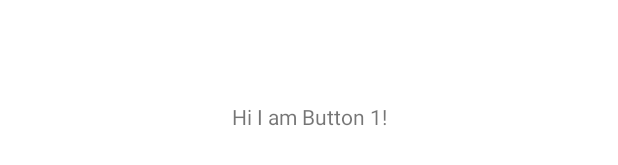
After one commit to shyo21/CS496, an Android app: the layout frag3_btn1.xml on its own in the app's theme, with its tools: preview values and no code run, on a phone screen of 412 x 824 dp. The commit adds this screen. Shown: the part 375-540 px from the top of the screen. Run offline under Robolectric (Android 15) with nearby library versions, the phone set to English and light mode, and no system bars.

Commit message:
feat : Tab 3 prototype - 이건 답이없다 - 테스트용 임시레이아웃 - 아마 싹 갈아엎을듯

```diff
--- a/app/src/main/AndroidManifest.xml
+++ b/app/src/main/AndroidManifest.xml
@@ -21,6 +21,8 @@
                 <category android:name="android.intent.category.LAUNCHER" />
             </intent-filter>
         </activity>
+
+        <activity android:name=".btn1Activity" />
     </application>
 
 </manifest>
--- /dev/null
+++ b/app/src/main/res/layout/frag3_btn1.xml
@@ -0,0 +1,17 @@
+<?xml version="1.0" encoding="utf-8"?>
+<androidx.constraintlayout.widget.ConstraintLayout xmlns:android="http://schemas.android.com/apk/res/android"
+    xmlns:app="http://schemas.android.com/apk/res-auto"
+    xmlns:tools="http://schemas.android.com/tools"
+    android:layout_width="match_parent"
+    android:layout_height="match_parent">
+
+    <TextView
+        android:id="@+id/textView2"
+        android:layout_width="wrap_content"
+        android:layout_height="wrap_content"
+        android:layout_marginTop="318dp"
+        android:text="Hi I am Button 1!"
+        app:layout_constraintEnd_toEndOf="parent"
+        app:layout_constraintStart_toStartOf="parent"
+        app:layout_constraintTop_toTopOf="parent" />
+</androidx.constraintlayout.widget.ConstraintLayout>
```
Also changed, not shown: app/src/main/java/com/example/proj1/Frag3.java (+29 -41 lines), app/src/main/java/com/example/proj1/btn1Activity.java (added, +15 -0 lines), app/src/main/res/layout/fragment_frag3.xml (+13 -6 lines), app/src/main/res/drawable/alarm.png (added), app/src/main/res/drawable/flashlight.png (added), app/src/main/res/drawable/voicememo.png (added).
